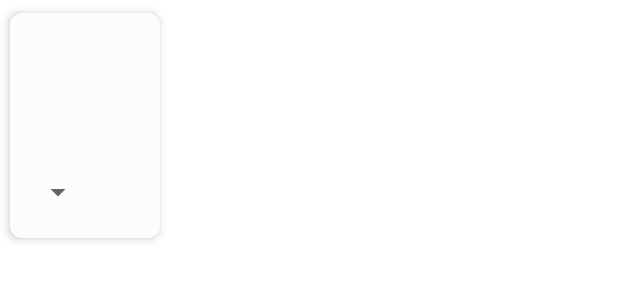
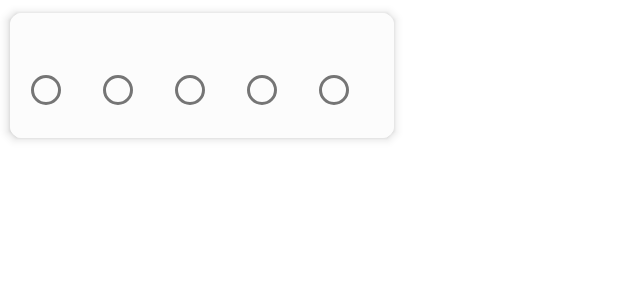
Before and after one commit to seoy316/weatherable, an Android app: the layout item_survey_sunny.xml on its own in the app's theme, with its tools: preview values and no code run, on a phone screen of 412 x 824 dp. Shown: the top 300 px of the screen. Run offline under Robolectric (Android 15) with nearby library versions, the phone set to English and light mode, and no system bars; network calls fail.

Commit message:
Update item_survey_sunny.xml
Update RadioButton

```diff
--- a/app/src/main/res/layout/item_survey_sunny.xml
+++ b/app/src/main/res/layout/item_survey_sunny.xml
@@ -10,39 +10,43 @@
     app:cardUseCompatPadding="true">
 
     <LinearLayout
-        android:layout_width="100dp"
-        android:layout_height="150dp"
+        android:layout_width="match_parent"
+        android:layout_height="wrap_content"
         android:background="#fcfcfc"
         android:orientation="vertical"
         android:padding="8dp">
-
-
-        <com.android.volley.toolbox.NetworkImageView
-            android:id="@+id/ni_survey_sunny"
-            android:layout_width="match_parent"
-            android:layout_height="80dp"
-            android:scaleType="centerCrop"
-            app:layout_constraintLeft_toLeftOf="parent"
-            app:layout_constraintTop_toTopOf="parent" />
 
         <TextView
             android:id="@+id/tx_survey_sunny_name"
             android:layout_width="match_parent"
             android:layout_height="wrap_content"
             android:gravity="center"
-            app:layout_constraintRight_toRightOf="parent"
-            app:layout_constraintTop_toBottomOf="@id/ni_survey_sunny" />
+            app:layout_constraintRight_toLeftOf="@id/rg_survey_sunny"
+            app:layout_constraintBottom_toBottomOf="parent" />
 
-        <Spinner
-            android:id="@+id/spn_sunny"
-            android:layout_width="wrap_content"
-            android:layout_height="wrap_content"
-            android:textColor="#000000"
-            android:textSize="15sp"
-            android:padding="8dp"
-            app:layout_constraintLeft_toLeftOf="parent"
-            app:layout_constraintRight_toRightOf="parent"
-            app:layout_constraintTop_toBottomOf="@id/tx_survey_sunny_name"/>
+        <RadioGroup
+            android:layout_width="match_parent"
+            android:layout_height="match_parent"
+            android:orientation="horizontal"
+            android:padding="0dp"
+            android:id="@+id/rg_survey_sunny">
+
+            <RadioButton android:id="@+id/radio_item1"
+                android:layout_width="wrap_content"
+                android:layout_height="wrap_content" />
+            <RadioButton android:id="@+id/radio_item2"
+                android:layout_width="wrap_content"
+                android:layout_height="wrap_content" />
+            <RadioButton android:id="@+id/radio_item3"
+                android:layout_width="wrap_content"
+                android:layout_height="wrap_content" />
+            <RadioButton android:id="@+id/radio_item4"
+                android:layout_width="wrap_content"
+                android:layout_height="wrap_content" />
+            <RadioButton android:id="@+id/radio_item5"
+                android:layout_width="wrap_content"
+                android:layout_height="wrap_content" />
+        </RadioGroup>
 
     </LinearLayout>
 </androidx.cardview.widget.CardView>
```
